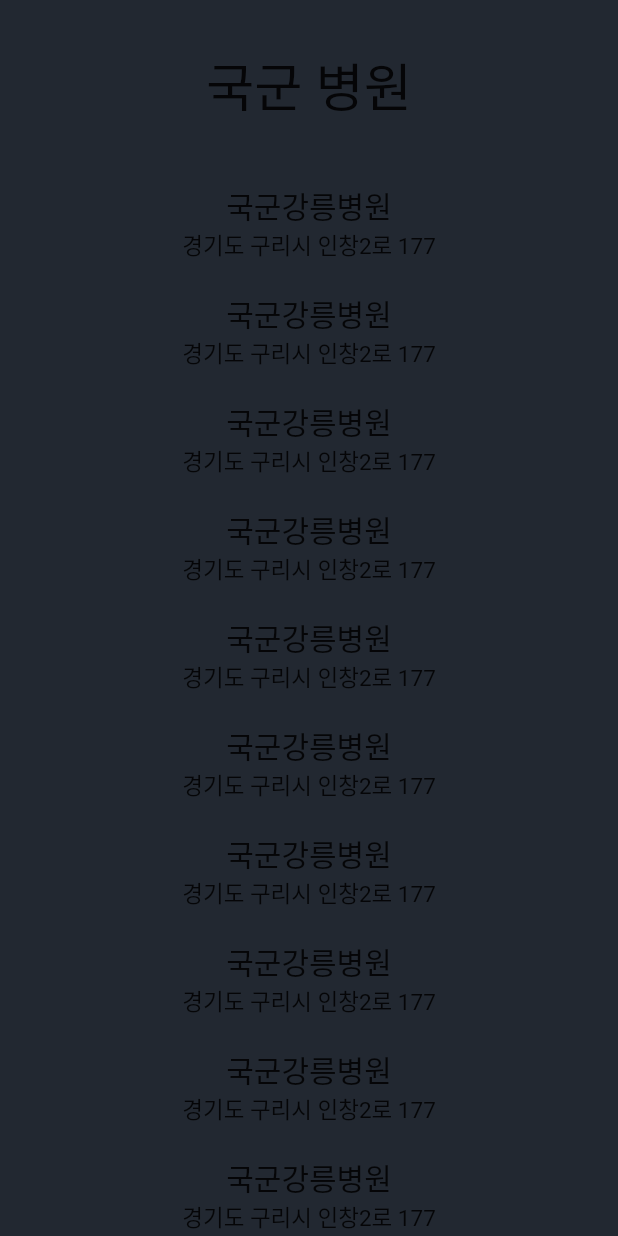
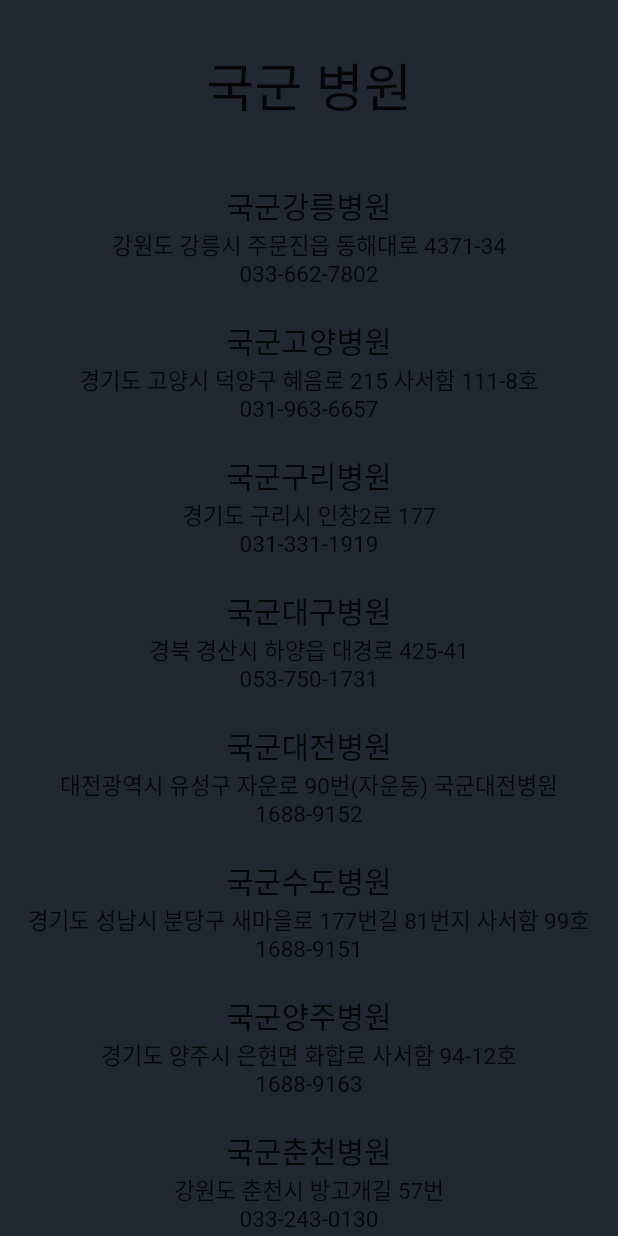
Before and after one commit to hibrian827/DiseaseAlerter, a Flutter app: the HospitalScreen screen opened directly, on a phone screen of 412 x 824 dp. Run offline on Flutter 3.47's test engine with Material 2 defaults, Android fonts, the phone set to English and light mode, and no system bars; our stand-ins replace csv.

Commit message:
updated ahospital screen

```diff
--- a/lib/screens/hospital_screen.dart
+++ b/lib/screens/hospital_screen.dart
@@ -1,4 +1,31 @@
 import 'package:flutter/material.dart';
+
+Map<String, List<String>> hospitals = {
+  "국군강릉병원": ["강원도 강릉시 주문진읍 동해대로 4371-34", "033-662-7802"],
+  "국군고양병원": ["경기도 고양시 덕양구 혜음로 215 사서함 111-8호", "031-963-6657"],
+  "국군구리병원": ["경기도 구리시 인창2로 177", "031-331-1919"],
+  "국군대구병원": ["경북 경산시 하양읍 대경로 425-41", "053-750-1731"],
+  "국군대전병원": ["대전광역시 유성구 자운로 90번(자운동) 국군대전병원", "1688-9152"],
+  "국군수도병원": ["경기도 성남시 분당구 새마을로 177번길 81번지 사서함 99호", "1688-9151"],
+  "국군양주병원": ["경기도 양주시 은현면 화합로 사서함 94-12호", "1688-9163"],
+  "국군춘천병원": ["강원도 춘천시 방고개길 57번", "033-243-0130"],
+  "국군포천병원": ["경기도 포천시 화현면 화동로 564", "031-531-0803"],
+  "국군함평병원": ["전남 함평군 해보면 신해로 1027 국군함평병원", "1688-9153"],
+  "국군홍천병원": ["강원도 홍천군 두촌면 아홉사리로 53", "1688-9167"],
+  "서울지구병원": ["서울시 종로구 삼청로 10길 13번 국군서울지구병원", "02-748-1111"],
+};
+
+List<Widget> getHospitals() {
+  List<Widget> hospitalsList = [];
+  for (String hospital in hospitals.keys) {
+    hospitalsList.add(MilitaryHospital(
+      name: hospital,
+      location: hospitals[hospital]![0],
+      contact: hospitals[hospital]![1],
+    ));
+  }
+  return hospitalsList;
+}
 
 class HospitalScreen extends StatefulWidget {
   const HospitalScreen({super.key});
@@ -10,7 +37,7 @@ class HospitalScreen extends StatefulWidget {
 class _HospitalScreenState extends State<HospitalScreen> {
   @override
   Widget build(BuildContext context) {
-    return const Scaffold(
+    return Scaffold(
       body: Row(
         mainAxisAlignment: MainAxisAlignment.center,
         children: [
@@ -18,7 +45,7 @@ class _HospitalScreenState extends State<HospitalScreen> {
             child: Column(
               crossAxisAlignment: CrossAxisAlignment.center,
               children: [
-                Padding(
+                const Padding(
                   padding: EdgeInsets.symmetric(vertical: 30),
                   child: Text(
                     "국군 병원",
@@ -27,46 +54,9 @@ class _HospitalScreenState extends State<HospitalScreen> {
                     ),
                   ),
                 ),
-                MilitaryHospital(
-                  name: "국군강릉병원",
-                  location: "경기도 구리시 인창2로 177",
-                ),
-                MilitaryHospital(
-                  name: "국군강릉병원",
-                  location: "경기도 구리시 인창2로 177",
-                ),
-                MilitaryHospital(
-                  name: "국군강릉병원",
-                  location: "경기도 구리시 인창2로 177",
-                ),
-                MilitaryHospital(
-                  name: "국군강릉병원",
-                  location: "경기도 구리시 인창2로 177",
-                ),
-                MilitaryHospital(
-                  name: "국군강릉병원",
-                  location: "경기도 구리시 인창2로 177",
-                ),
-                MilitaryHospital(
-                  name: "국군강릉병원",
-                  location: "경기도 구리시 인창2로 177",
-                ),
-                MilitaryHospital(
-                  name: "국군강릉병원",
-                  location: "경기도 구리시 인창2로 177",
-                ),
-                MilitaryHospital(
-                  name: "국군강릉병원",
-                  location: "경기도 구리시 인창2로 177",
-                ),
-                MilitaryHospital(
-                  name: "국군강릉병원",
-                  location: "경기도 구리시 인창2로 177",
-                ),
-                MilitaryHospital(
-                  name: "국군강릉병원",
-                  location: "경기도 구리시 인창2로 177",
-                ),
+                Column(
+                  children: getHospitals(),
+                )
               ],
             ),
           ),
@@ -79,11 +69,13 @@ class _HospitalScreenState extends State<HospitalScreen> {
 class MilitaryHospital extends StatelessWidget {
   final String name;
   final String location;
+  final String contact;
 
   const MilitaryHospital({
     super.key,
     required this.name,
     required this.location,
+    required this.contact,
   });
 
   @override
@@ -104,6 +96,12 @@ class MilitaryHospital extends StatelessWidget {
               fontSize: 15,
             ),
           ),
+          Text(
+            contact,
+            style: const TextStyle(
+              fontSize: 15,
+            ),
+          ),
         ],
       ),
     );
--- a/lib/screens/statistic_screen.dart
+++ b/lib/screens/statistic_screen.dart
@@ -357,6 +357,18 @@ class _StatisticScreenState extends State<StatisticScreen> {
     });
   }
 
+  List<Widget> getRadioBtns() {
+    List<Widget> radioBtns = [];
+    for (Diseases disease in diseasesKOR.keys) {
+      radioBtns.add(DiseaseRadioButton(
+        name: disease,
+        selected: _selectedDisease!,
+        onChanged: _onChangedDisease,
+      ));
+    }
+    return radioBtns;
+  }
+
   @override
   void initState() {
     super.initState();
@@ -414,13 +426,7 @@ class _StatisticScreenState extends State<StatisticScreen> {
                       ],
                     ),
                     Row(
-                      children: [
-                        DiseaseRadioButton(
-                          name: Diseases.cold,
-                          selected: _selectedDisease!,
-                          onChanged: _onChangedDisease,
-                        ),
-                      ],
+                      children: getRadioBtns(),
                     ),
                   ],
                 ),
```
